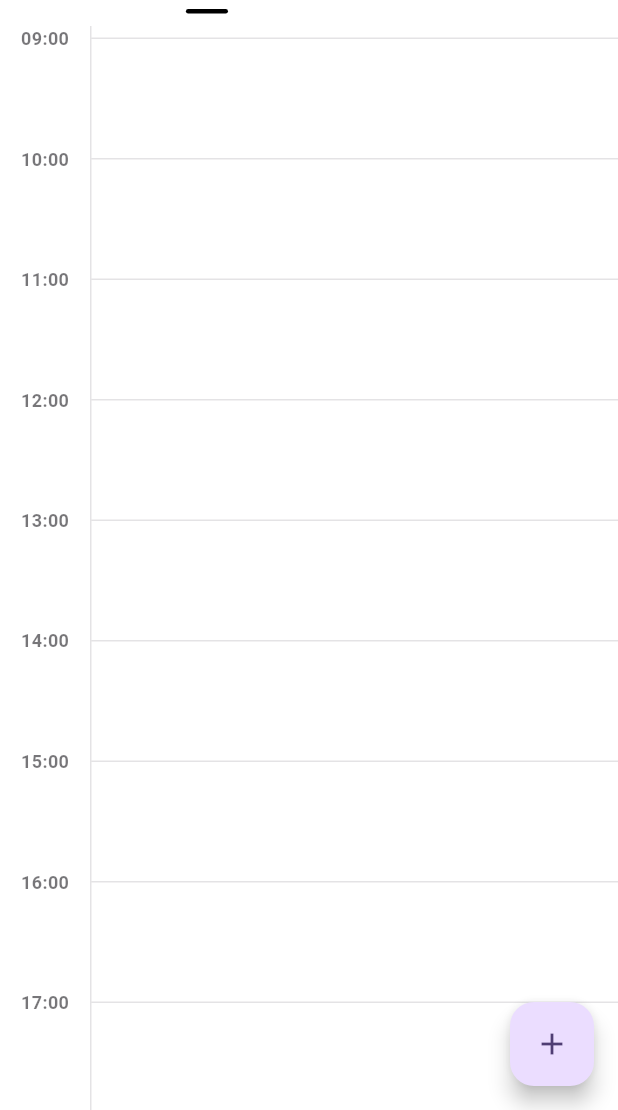
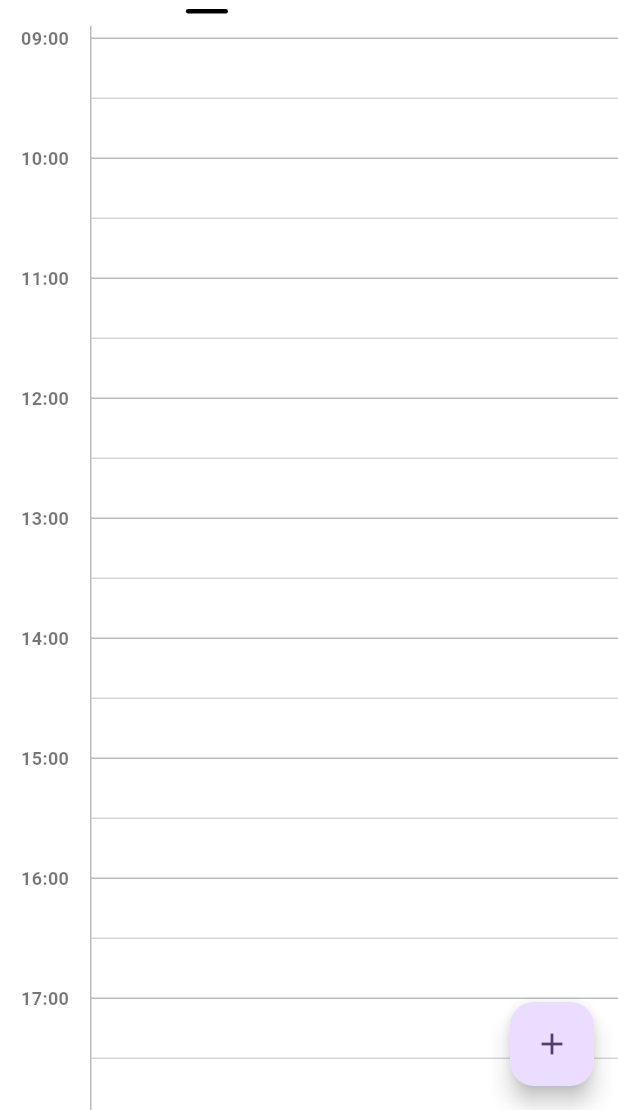
Before and after one commit to Alessandro-bttn/Friggi-App-2.0, a Flutter app: the DayPage screen opened directly with empty values, on a phone screen of 412 x 824 dp, the part 126-1236 px from its top. Run offline on Flutter 3.47's test engine with Material 3 defaults, Android fonts, the phone set to English and light mode, and no system bars; our stand-ins replace flutter_colorpicker, image_picker, shared_preferences, sqflite; accounts and stored records are empty.

Commit message:
Aggiunte visive Day Screen

```diff
--- a/lib/DayPage/widgets/timeline/day_timeline.dart
+++ b/lib/DayPage/widgets/timeline/day_timeline.dart
@@ -1,8 +1,6 @@
 import 'package:flutter/material.dart';
 import '../../../DataBase/Turni/TurnoModel.dart';
 import '../../../DataBase/Dipendente/DipendenteModel.dart';
-
-// Import dei widget della timeline
 
 import 'timeline_background.dart';
 import 'timeline_shifts_stack.dart';
@@ -29,22 +27,34 @@ class DayTimeline extends StatelessWidget {
     final int startHour = startTime.hour;
     final int endHour = endTime.hour;
 
-    final int totalDayMinutes = ((endHour - startHour) * 60) + endTime.minute;
-    final int rowCount = (totalDayMinutes / 60).ceil() + 1;
+    // IMPORTANTE: Aggiungiamo 15 min di buffer.
+    final int extraBuffer = 15;
+    final int totalDayMinutes =
+        ((endHour - startHour) * 60) + endTime.minute + extraBuffer;
+
+    // 2. CONFIGURAZIONE LAYOUT
+    const double hourHeight = 80.0;
+    final double pixelsPerMinute = hourHeight / 60;
+    final double contentHeight = totalDayMinutes * pixelsPerMinute;
+
+    // Calcoliamo il numero di righe basandoci sull'ora di fine effettiva arrotondata per eccesso
+    // Se finisco alle 22:30, endHour è 22, ma rowCount deve coprire fino alla riga delle 23 per sicurezza visiva
+    final int rowCount = ((totalDayMinutes - extraBuffer) / 60).ceil() + 1;
 
     return SafeArea(
-      child: LayoutBuilder(
-        builder: (context, constraints) {
-          final double totalHeight = constraints.maxHeight;
-          final double pixelsPerMinute = totalHeight / totalDayMinutes;
-          final double hourHeight = pixelsPerMinute * 60;
-
-          return Stack(
+      child: SingleChildScrollView(
+        physics: const BouncingScrollPhysics(),
+        child: Column(
+          children: [
+            SizedBox(
+              height: contentHeight,
+              child: Stack(
                 children: [
                   // LIVELLO 1: Griglia
                   TimelineBackground(
                     startHour: startHour,
-                endHour: endHour,
+                    // Passiamo endHour + 1 se ci sono minuti, per garantire che il ciclo generi l'ultima mezz'ora
+                    endHour: endTime.minute > 0 ? endHour + 1 : endHour,
                     endMinute: endTime.minute,
                     rowCount: rowCount,
                     hourHeight: hourHeight,
@@ -53,13 +63,16 @@ class DayTimeline extends StatelessWidget {
                   // LIVELLO 2: Turni
                   TimelineShiftsStack(
                     turni: turni,
-                dipendenti: dipendenti, // <--- 3. PASSIAMO LA LISTA GIÙ
+                    dipendenti: dipendenti,
                     startHour: startHour,
                     pixelsPerMinute: pixelsPerMinute,
                   ),
                 ],
-          );
-        },
+              ),
+            ),
+            const SizedBox(height: 100),
+          ],
+        ),
       ),
     );
   }
--- a/lib/DayPage/widgets/timeline/timeline_background.dart
+++ b/lib/DayPage/widgets/timeline/timeline_background.dart
@@ -1,6 +1,4 @@
 import 'package:flutter/material.dart';
-
-// Widget che disegna lo sfondo della timeline con orari e linee
 
 class TimelineBackground extends StatelessWidget {
   final int startHour;
@@ -21,46 +19,50 @@ class TimelineBackground extends StatelessWidget {
   @override
   Widget build(BuildContext context) {
     final theme = Theme.of(context);
-    final dividerColor = theme.dividerColor.withValues(alpha: 0.2);
+    // Colore ora piena
+    final dividerColor = theme.dividerColor.withValues(alpha: 0.5);
+    // Colore mezz'ora (più tenue)
+    final halfHourColor = theme.dividerColor.withValues(alpha: 0.3);
     final textColor = theme.colorScheme.onSurface.withValues(alpha: 0.6);
 
     return Stack(
       children: [
-        // 1. Linea Verticale (Disegnata una volta sola per tutta l'altezza)
+        // 1. Linea Verticale
         Positioned(
           top: 0,
           bottom: 0,
-          left: 60, // 60px larghezza colonna orario
+          left: 60,
           child: Container(
             width: 1,
             color: dividerColor,
           ),
         ),
 
-        // 2. Orari e Linee Orizzontali
+        // 2. Orari e Linee
         ...List.generate(rowCount, (index) {
           final int currentHour = startHour + index;
 
-          // Se l'orario supera la fine e non ci sono minuti extra, saltiamo (es. evitare 19:00 se finisce 18:00)
           if (currentHour > endHour && endMinute == 0) {
             return const SizedBox();
           }
 
-          final String hourLabel = "${currentHour.toString().padLeft(2, '0')}:00";
+          final String hourLabel =
+              "${currentHour.toString().padLeft(2, '0')}:00";
 
-          // Usiamo Positioned per piazzare l'ora esattamente al suo posto
-          return Positioned(
+          return Stack(
+            children: [
+              // --- LINEA ORA PIENA ---
+              Positioned(
                 top: index * hourHeight,
                 left: 0,
                 right: 0,
                 child: Row(
                   crossAxisAlignment: CrossAxisAlignment.start,
                   children: [
-                // A. Etichetta Orario
                     SizedBox(
                       width: 60,
                       child: Align(
-                    alignment: Alignment.topCenter, // Allinea col testo
+                        alignment: Alignment.topCenter,
                         child: Text(
                           hourLabel,
                           style: TextStyle(
@@ -71,20 +73,33 @@ class TimelineBackground extends StatelessWidget {
                         ),
                       ),
                     ),
-
-                // B. Spazio per la linea verticale (già disegnata sotto)
                     const SizedBox(width: 1),
-
-                // C. Linea Orizzontale
                     Expanded(
                       child: Container(
-                    margin: const EdgeInsets.only(top: 8), // Allinea visivamente al centro del testo
+                        margin: const EdgeInsets.only(top: 8),
                         height: 1,
                         color: dividerColor,
                       ),
                     ),
                   ],
                 ),
+              ),
+
+              // --- LINEA MEZZ'ORA (Nuova aggiunta) ---
+              // Non disegniamo la mezz'ora dopo l'ultima ora se non necessario
+              if (currentHour < endHour ||
+                  (currentHour == endHour && endMinute > 30))
+                Positioned(
+                  // Aggiungiamo 8 pixel di offset per allinearci visivamente alla linea oraria
+                  top: (index * hourHeight) + (hourHeight / 2) + 8,
+                  left: 61, // Parte dopo la linea verticale
+                  right: 0,
+                  child: Container(
+                    height: 1,
+                    color: halfHourColor, // Grigio molto più chiaro
+                  ),
+                ),
+            ],
           );
         }),
       ],
```
Lines whose indentation alone changed are shown as unchanged.
